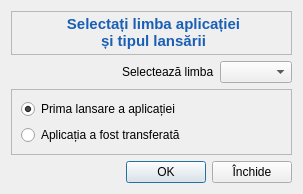
Before: the Qt Designer form data/initlaunch.ui in debalex77/USG, drawn with Qt 5.
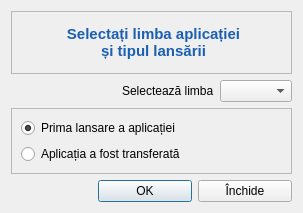
After: the same form once the commit is applied. Icons and pictures are not drawn.

The edit to the form file:
```diff
--- a/data/initlaunch.ui
+++ b/data/initlaunch.ui
@@ -7,9 +7,14 @@
     <x>0</x>
     <y>0</y>
     <width>303</width>
-    <height>194</height>
+    <height>213</height>
    </rect>
   </property>
+  <property name="font">
+   <font>
+    <family>Segoe UI</family>
+   </font>
+  </property>
   <property name="windowTitle">
    <string>Dialog</string>
   </property>
@@ -20,8 +25,8 @@
       <widget class="QLabel" name="labelText">
        <property name="font">
         <font>
+         <family>Segoe UI</family>
          <pointsize>11</pointsize>
-         <weight>75</weight>
          <bold>true</bold>
         </font>
        </property>
@@ -114,6 +119,12 @@
      </item>
      <item>
       <widget class="QPushButton" name="btnOK">
+       <property name="minimumSize">
+        <size>
+         <width>94</width>
+         <height>0</height>
+        </size>
+       </property>
        <property name="text">
         <string>OK</string>
        </property>
@@ -125,6 +136,12 @@
      </item>
      <item>
       <widget class="QPushButton" name="btnClose">
+       <property name="minimumSize">
+        <size>
+         <width>94</width>
+         <height>0</height>
+        </size>
+       </property>
        <property name="text">
         <string>Închide</string>
        </property>
```
